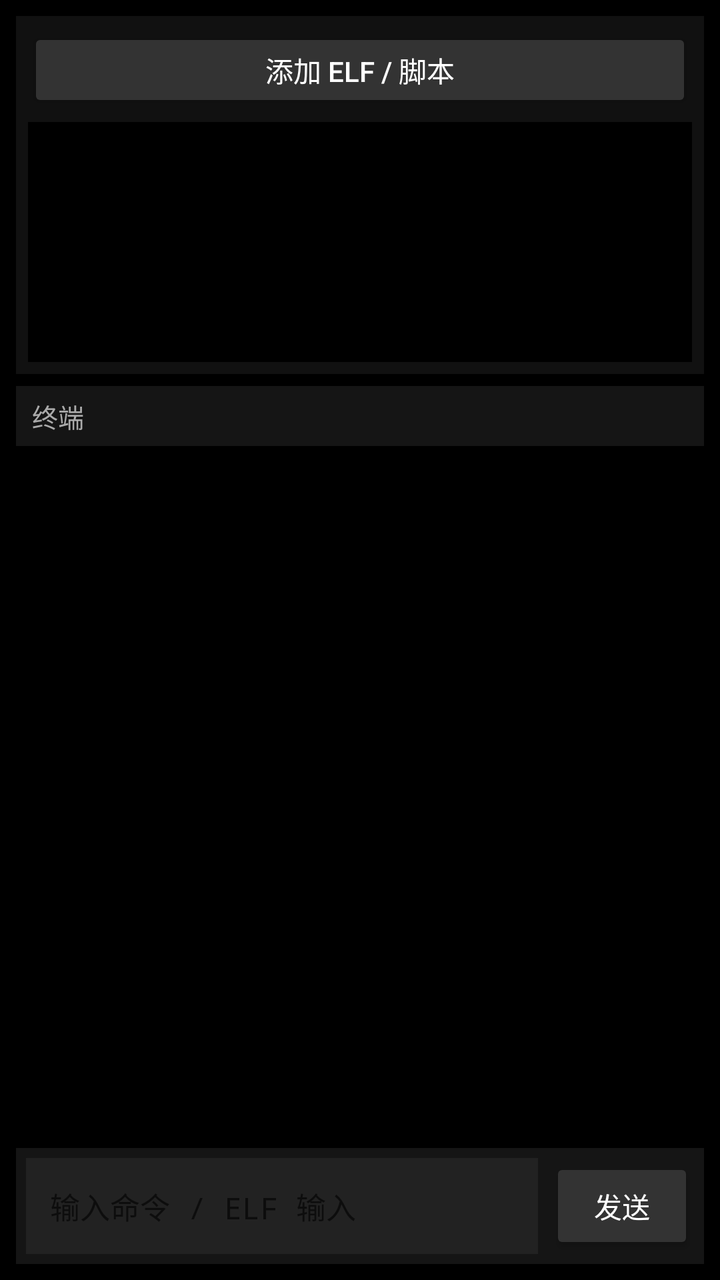
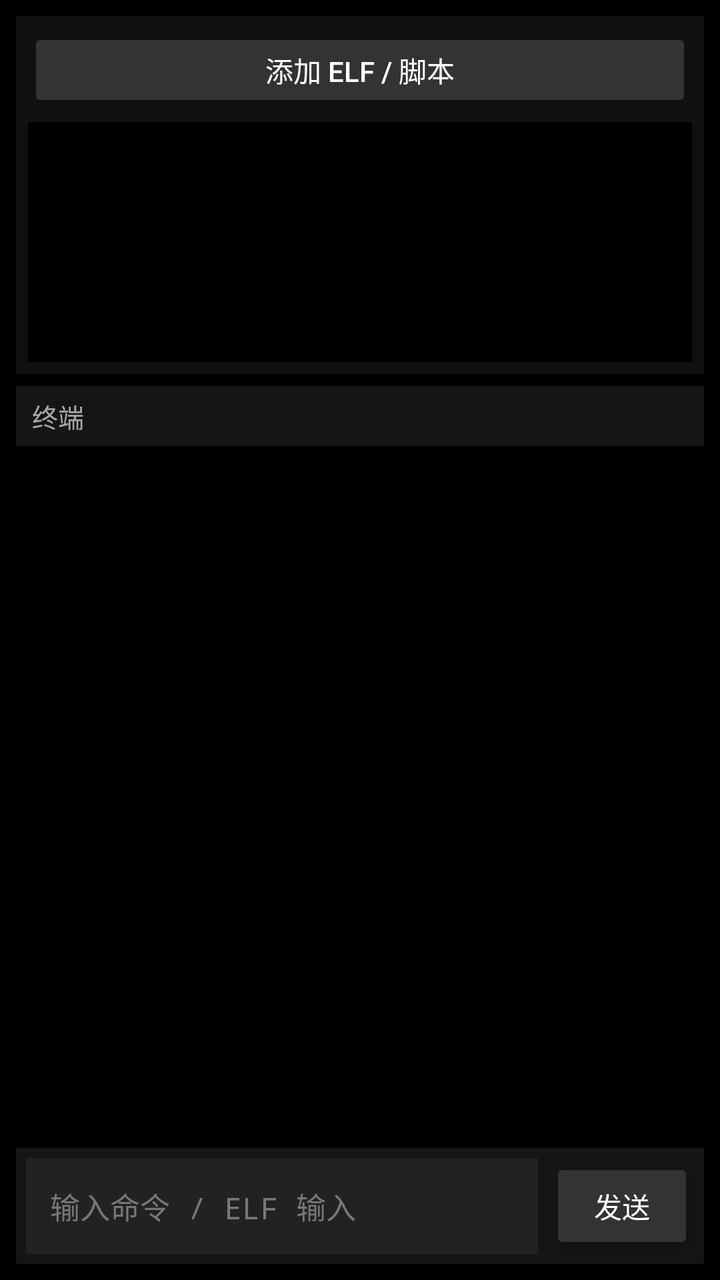

Screens rendered from an Android XML layout before and after an edit, with the pre-edit source and the edit as a unified diff.
<!-- AndroidManifest.xml: application theme Theme.AppCompat.Light.NoActionBar -->
<!-- res/layout/activity_main.xml -->
<?xml version="1.0" encoding="utf-8"?>
<LinearLayout
    xmlns:android="http://schemas.android.com/apk/res/android"
    xmlns:tools="http://schemas.android.com/tools"

    android:layout_width="match_parent"
    android:layout_height="match_parent"

    android:orientation="vertical"
    android:background="#000000"

    android:padding="8dp"

    tools:context=".MainActivity">


    
    
    

    <LinearLayout

        android:layout_width="match_parent"
        android:layout_height="wrap_content"

        android:orientation="vertical"

        android:background="#111111"

        android:padding="6dp">


        

        <Button

            android:id="@+id/btnAdd"

            android:layout_width="match_parent"
            android:layout_height="42dp"

            android:text="添加 ELF / 脚本"

            android:textSize="14sp"

            android:textColor="#FFFFFF"

            android:backgroundTint="#333333"

            android:minHeight="0dp"

            android:padding="0dp" />


        

        <ListView

            android:id="@+id/lvScripts"

            android:layout_width="match_parent"
            android:layout_height="120dp"

            android:layout_marginTop="5dp"

            android:background="#000000"

            android:divider="#333333"

            android:dividerHeight="1dp"

            android:overScrollMode="never"

            android:scrollbars="vertical" />

    </LinearLayout>


    
    
    

    <LinearLayout

        android:layout_width="match_parent"

        android:layout_height="0dp"

        android:layout_weight="1"

        android:layout_marginTop="6dp"

        android:orientation="vertical"

        android:background="#000000">


        <TextView

            android:layout_width="match_parent"
            android:layout_height="30dp"

            android:gravity="center_vertical"

            android:paddingStart="8dp"
            android:paddingEnd="8dp"

            android:text="终端"

            android:textColor="#AAAAAA"
            android:textSize="13sp"

            android:background="#151515" />


        
        
        

        <ScrollView

            android:id="@+id/scrollView"

            android:layout_width="match_parent"

            android:layout_height="0dp"

            android:layout_weight="1"

            android:background="#000000"

            android:fillViewport="true"

            android:overScrollMode="never"

            android:scrollbars="vertical">


            <TextView

                android:id="@+id/tvOutput"

                android:layout_width="match_parent"

                android:layout_height="wrap_content"

                android:minHeight="match_parent"

                android:padding="10dp"

                android:text=""

                android:textColor="#FFFFFF"

                android:textSize="14sp"

                android:fontFamily="monospace"

                android:lineSpacingExtra="2dp"

                android:gravity="top|start"

                android:textIsSelectable="true" />

        </ScrollView>

    </LinearLayout>


    
    
    

    <LinearLayout

        android:layout_width="match_parent"
        android:layout_height="wrap_content"

        android:layout_marginTop="6dp"

        android:orientation="horizontal"

        android:gravity="center_vertical"

        android:background="#151515"

        android:padding="5dp">


        

        <EditText

            android:id="@+id/etInput"

            android:layout_width="0dp"

            android:layout_height="48dp"

            android:layout_weight="1"

            android:background="#222222"

            android:hint="输入命令 / ELF 输入"

            android:hintTextColor="#777777"

            android:textColor="#FFFFFF"

            android:textColorHighlight="#555555"

            android:textSize="15sp"

            android:fontFamily="monospace"

            android:singleLine="true"

            android:imeOptions="actionSend"

            android:inputType="text"

            android:paddingStart="12dp"

            android:paddingEnd="12dp"

            android:paddingTop="0dp"

            android:paddingBottom="0dp" />


        

        <Button

            android:id="@+id/btnSend"

            android:layout_width="72dp"

            android:layout_height="48dp"

            android:layout_marginStart="6dp"

            android:text="发送"

            android:textSize="14sp"

            android:textColor="#FFFFFF"

            android:backgroundTint="#333333"

            android:minHeight="0dp"

            android:minWidth="0dp"

            android:padding="0dp" />

    </LinearLayout>


</LinearLayout>
<!-- resources referenced by this layout -->
<resources>

</resources>

<!-- the commit's change to res/layout/activity_main.xml (unified diff, before → after) -->
@@ -13,153 +13,84 @@
 
     tools:context=".MainActivity">
 
-
     
-    
-    
-
     <LinearLayout
-
         android:layout_width="match_parent"
         android:layout_height="wrap_content"
-
         android:orientation="vertical"
-
         android:background="#111111"
-
         android:padding="6dp">
 
-
-        
-
         <Button
-
             android:id="@+id/btnAdd"
-
             android:layout_width="match_parent"
             android:layout_height="42dp"
-
             android:text="添加 ELF / 脚本"
-
             android:textSize="14sp"
-
             android:textColor="#FFFFFF"
-
             android:backgroundTint="#333333"
-
             android:minHeight="0dp"
-
+            android:minWidth="0dp"
             android:padding="0dp" />
 
-
-        
-
         <ListView
-
             android:id="@+id/lvScripts"
-
             android:layout_width="match_parent"
             android:layout_height="120dp"
-
             android:layout_marginTop="5dp"
-
             android:background="#000000"
-
             android:divider="#333333"
-
             android:dividerHeight="1dp"
-
             android:overScrollMode="never"
-
             android:scrollbars="vertical" />
 
     </LinearLayout>
 
 
     
-    
-    
-
     <LinearLayout
-
         android:layout_width="match_parent"
-
         android:layout_height="0dp"
-
         android:layout_weight="1"
-
         android:layout_marginTop="6dp"
-
         android:orientation="vertical"
-
         android:background="#000000">
 
-
+        
         <TextView
-
             android:layout_width="match_parent"
             android:layout_height="30dp"
-
             android:gravity="center_vertical"
-
             android:paddingStart="8dp"
             android:paddingEnd="8dp"
-
             android:text="终端"
-
             android:textColor="#AAAAAA"
             android:textSize="13sp"
-
             android:background="#151515" />
 
-
         
-        
-        
-
         <ScrollView
-
             android:id="@+id/scrollView"
-
             android:layout_width="match_parent"
-
             android:layout_height="0dp"
-
             android:layout_weight="1"
-
             android:background="#000000"
-
             android:fillViewport="true"
-
             android:overScrollMode="never"
-
             android:scrollbars="vertical">
 
-
             <TextView
-
                 android:id="@+id/tvOutput"
-
                 android:layout_width="match_parent"
-
                 android:layout_height="wrap_content"
-
-                android:minHeight="match_parent"
-
+                android:minHeight="0dp"
                 android:padding="10dp"
-
                 android:text=""
-
                 android:textColor="#FFFFFF"
-
                 android:textSize="14sp"
-
                 android:fontFamily="monospace"
-
                 android:lineSpacingExtra="2dp"
-
                 android:gravity="top|start"
-
                 android:textIsSelectable="true" />
 
         </ScrollView>
@@ -168,93 +99,48 @@
 
 
     
-    
-    
-
     <LinearLayout
-
         android:layout_width="match_parent"
         android:layout_height="wrap_content"
-
         android:layout_marginTop="6dp"
-
         android:orientation="horizontal"
-
         android:gravity="center_vertical"
-
         android:background="#151515"
-
         android:padding="5dp">
 
-
-        
-
         <EditText
-
             android:id="@+id/etInput"
-
             android:layout_width="0dp"
-
             android:layout_height="48dp"
-
             android:layout_weight="1"
-
             android:background="#222222"
-
             android:hint="输入命令 / ELF 输入"
-
-            android:hintTextColor="#777777"
-
+            android:textColorHint="#777777"
             android:textColor="#FFFFFF"
-
             android:textColorHighlight="#555555"
-
             android:textSize="15sp"
-
             android:fontFamily="monospace"
-
             android:singleLine="true"
-
             android:imeOptions="actionSend"
-
             android:inputType="text"
-
             android:paddingStart="12dp"
-
             android:paddingEnd="12dp"
-
             android:paddingTop="0dp"
-
             android:paddingBottom="0dp" />
 
-
-        
-
         <Button
-
             android:id="@+id/btnSend"
-
             android:layout_width="72dp"
-
             android:layout_height="48dp"
-
             android:layout_marginStart="6dp"
-
             android:text="发送"
-
             android:textSize="14sp"
-
             android:textColor="#FFFFFF"
-
             android:backgroundTint="#333333"
-
             android:minHeight="0dp"
-
             android:minWidth="0dp"
-
             android:padding="0dp" />
 
     </LinearLayout>
 
-
 </LinearLayout>
